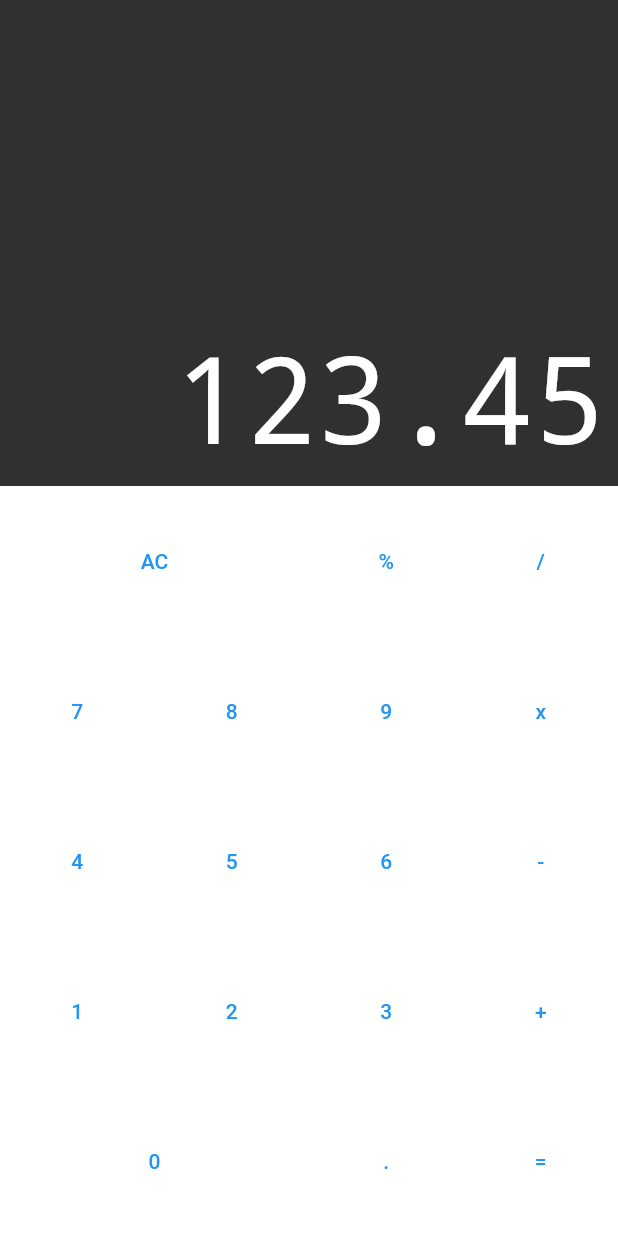
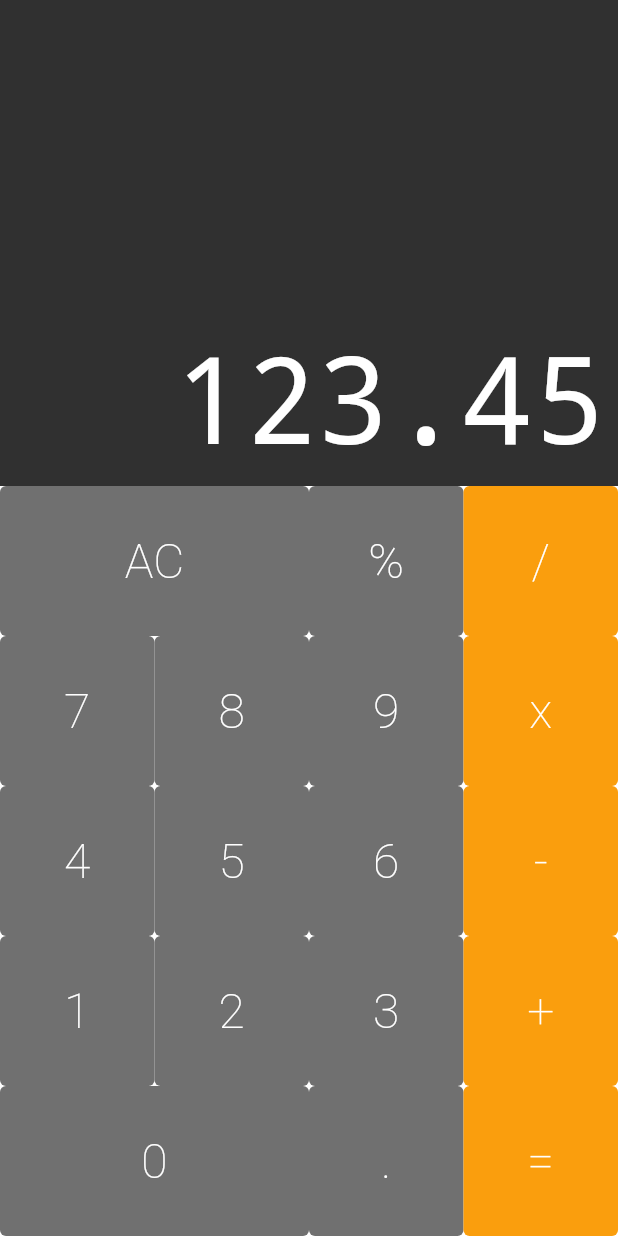
Before and after one commit to richardborgesdev/flutter-cod3r-calculator, a Flutter app: the screen it shows after launch, on a phone screen of 412 x 824 dp. Run offline on Flutter 3.47's test engine with Material 2 defaults, Android fonts, the phone set to English and light mode, and no system bars; drawn by our look-alikes of auto_size_text.

Commit message:
chore: named constructors and colors

```diff
--- a/lib/components/button.dart
+++ b/lib/components/button.dart
@@ -3,10 +3,27 @@ import 'package:flutter/material.dart';
 class Button extends StatelessWidget {
   final String text;
   final bool big;
+  final Color color;
+  static const DARK = Color.fromRGBO(82, 82, 82, 1);
+  static const DEFAULT = Color.fromRGBO(112, 112, 112, 1);
+  static const OPERATION = Color.fromRGBO(250, 158, 13, 1);
 
   const Button({
     required this.text,
     this.big = false,
+    this.color = DEFAULT,
+  });
+
+  const Button.big({
+    required this.text,
+    this.big = true,
+    this.color = DEFAULT,
+  });
+
+  const Button.operation({
+    required this.text,
+    this.big = false,
+    this.color = OPERATION,
   });
 
   @override
@@ -14,8 +31,18 @@ class Button extends StatelessWidget {
     return Expanded(
       flex: big ? 2 : 1,
       child: TextButton(
+        style: ButtonStyle(
+          backgroundColor: MaterialStateProperty.all(this.color),
+        ),
         onPressed: () {},
-        child: Text(text),
+        child: Text(
+          text,
+          style: TextStyle(
+            color: Colors.white,
+            fontSize: 32,
+            fontWeight: FontWeight.w200,
+          ),
+        ),
       ),
     );
   }
--- a/lib/components/keyboard.dart
+++ b/lib/components/keyboard.dart
@@ -13,12 +13,9 @@ class Keyboard extends StatelessWidget {
         children: [
           ButtonRow(
             [
-              Button(
-                text: 'AC',
-                big: true,
-              ),
+              Button.big(text: 'AC'),
               Button(text: '%'),
-              Button(text: '/'),
+              Button.operation(text: '/'),
             ],
           ),
           ButtonRow(
@@ -26,7 +23,7 @@ class Keyboard extends StatelessWidget {
               Button(text: '7'),
               Button(text: '8'),
               Button(text: '9'),
-              Button(text: 'x'),
+              Button.operation(text: 'x'),
             ],
           ),
           ButtonRow(
@@ -34,7 +31,7 @@ class Keyboard extends StatelessWidget {
               Button(text: '4'),
               Button(text: '5'),
               Button(text: '6'),
-              Button(text: '-'),
+              Button.operation(text: '-'),
             ],
           ),
           ButtonRow(
@@ -42,17 +39,14 @@ class Keyboard extends StatelessWidget {
               Button(text: '1'),
               Button(text: '2'),
               Button(text: '3'),
-              Button(text: '+'),
+              Button.operation(text: '+'),
             ],
           ),
           ButtonRow(
             [
-              Button(
-                text: '0',
-                big: true,
-              ),
+              Button.big(text: '0'),
               Button(text: '.'),
-              Button(text: '='),
+              Button.operation(text: '='),
             ],
           ),
         ],
```
